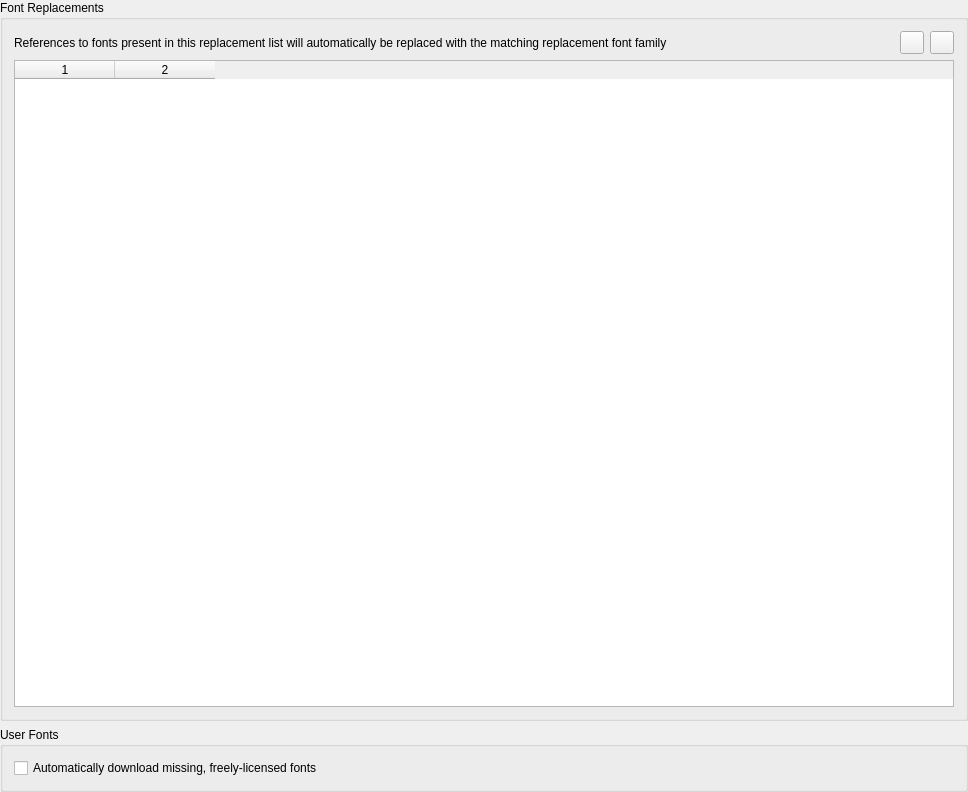
This is src/ui/qgsfontoptionswidgetbase.ui in carsmie/QGIS as Qt 5 draws it before an edit. The edited form follows.
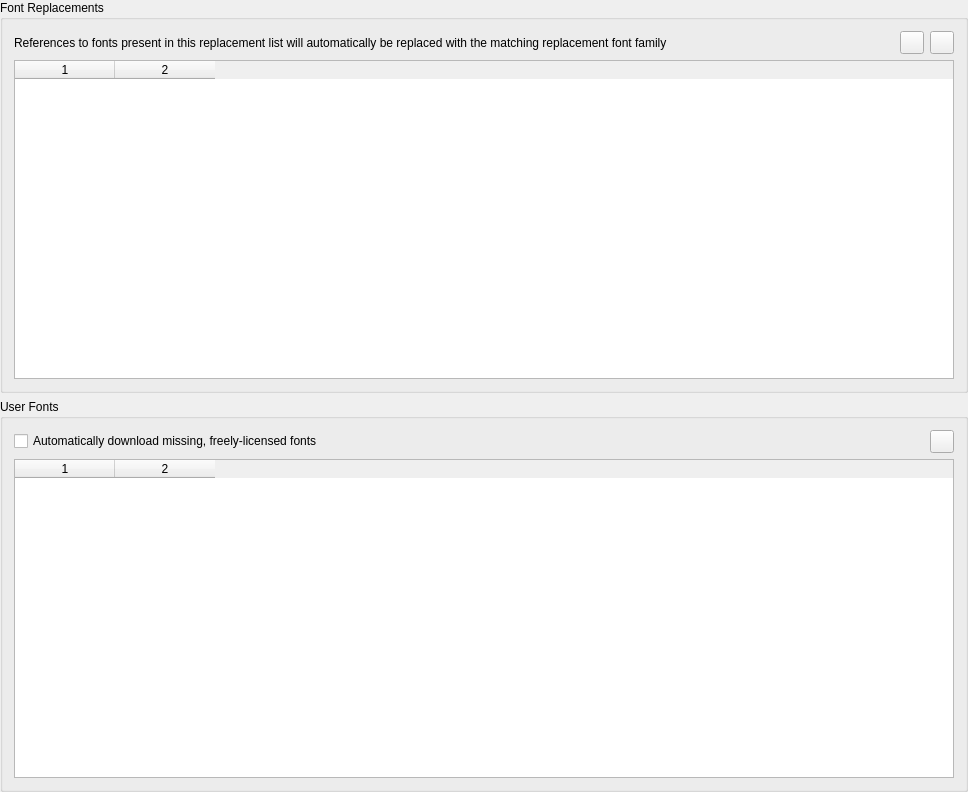
This is the edited form. Icons and pictures are not drawn.

Commit message: Add table of user fonts to font options panel

```diff
--- a/src/ui/qgsfontoptionswidgetbase.ui
+++ b/src/ui/qgsfontoptionswidgetbase.ui
@@ -94,6 +94,29 @@
       <string>User Fonts</string>
      </property>
      <layout class="QGridLayout" name="gridLayout_2">
+      <item row="0" column="1">
+       <widget class="QToolButton" name="mButtonRemoveUserFont">
+        <property name="toolTip">
+         <string>Remove selected fonts</string>
+        </property>
+        <property name="text">
+         <string/>
+        </property>
+        <property name="icon">
+         <iconset resource="../../images/images.qrc">
+          <normaloff>:/images/themes/default/symbologyRemove.svg</normaloff>:/images/themes/default/symbologyRemove.svg</iconset>
+        </property>
+       </widget>
+      </item>
+      <item row="1" column="0" colspan="2">
+       <widget class="QTableWidget" name="mTableUserFonts">
+        <property name="columnCount">
+         <number>2</number>
+        </property>
+        <column/>
+        <column/>
+       </widget>
+      </item>
       <item row="0" column="0">
        <widget class="QCheckBox" name="mCheckBoxDownloadFonts">
         <property name="toolTip">
```
The commit also changes 1 other file.
